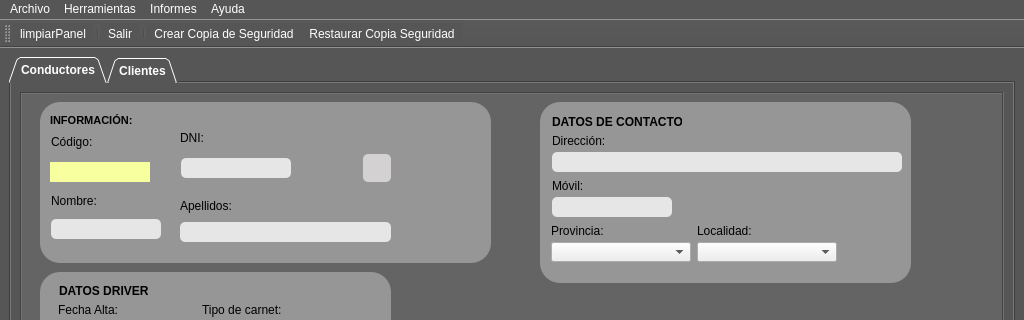
braisd11/CarTeis, file templates/MainWindow.ui: the form before one commit; both pictures show x 0 to 1024 and y 0 to 320 of the 1024 by 950 pixel window.
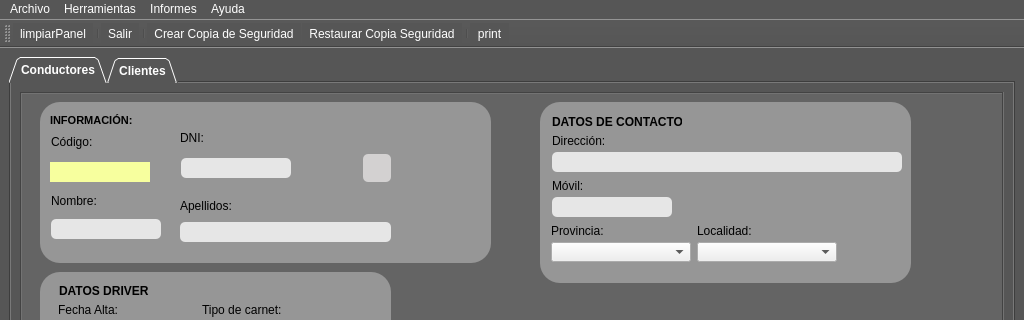
The form after the commit. Icons and pictures are not drawn.

Patch:
```diff
--- a/templates/MainWindow.ui
+++ b/templates/MainWindow.ui
@@ -2827,6 +2827,8 @@
    <addaction name="separator"/>
    <addaction name="actionCrear_Copia_de_Seguridad"/>
    <addaction name="actionRestaurar_Copia_Seguridad"/>
+   <addaction name="separator"/>
+   <addaction name="actionprint"/>
   </widget>
   <action name="actionlimpiarPanel">
    <property name="icon">
@@ -2905,6 +2907,16 @@
     <string>Listado Conductores</string>
    </property>
   </action>
+  <action name="actionprint">
+   <property name="icon">
+    <iconset>
+     <normaloff>:/iconos/img/printer.png</normaloff>
+     <normalon>:/iconos/img/3925426-print-printer-printing-icon_111556.ico</normalon>:/iconos/img/printer.png</iconset>
+   </property>
+   <property name="text">
+    <string>print</string>
+   </property>
+  </action>
  </widget>
  <tabstops>
   <tabstop>txtDNI</tabstop>
```
